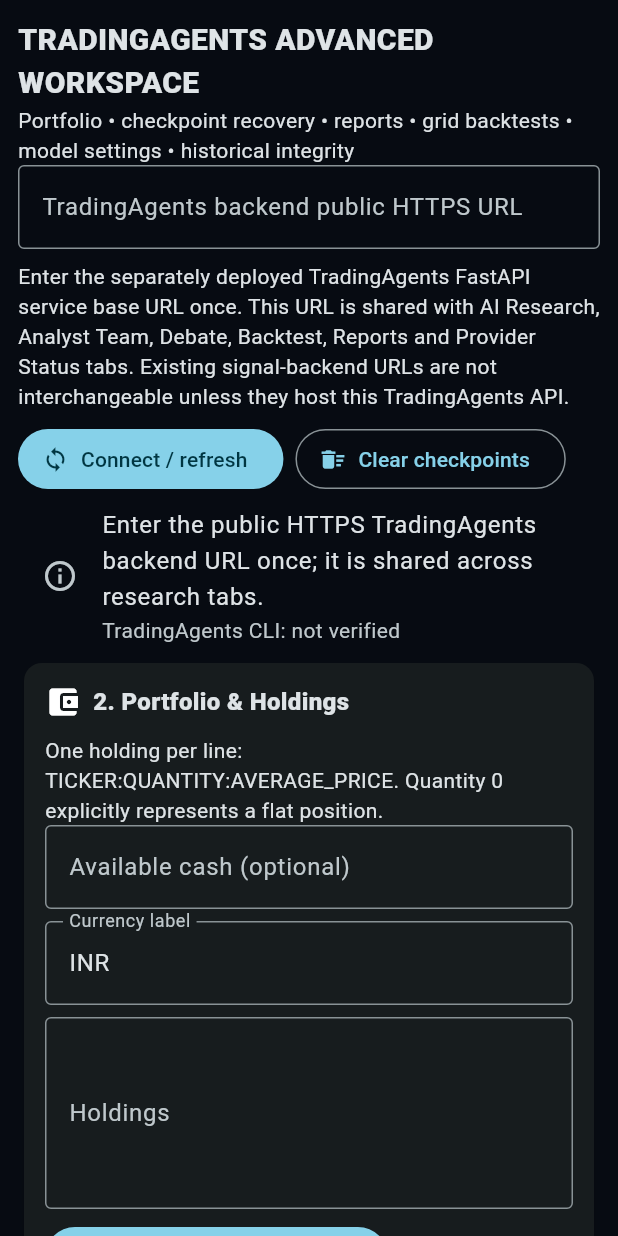
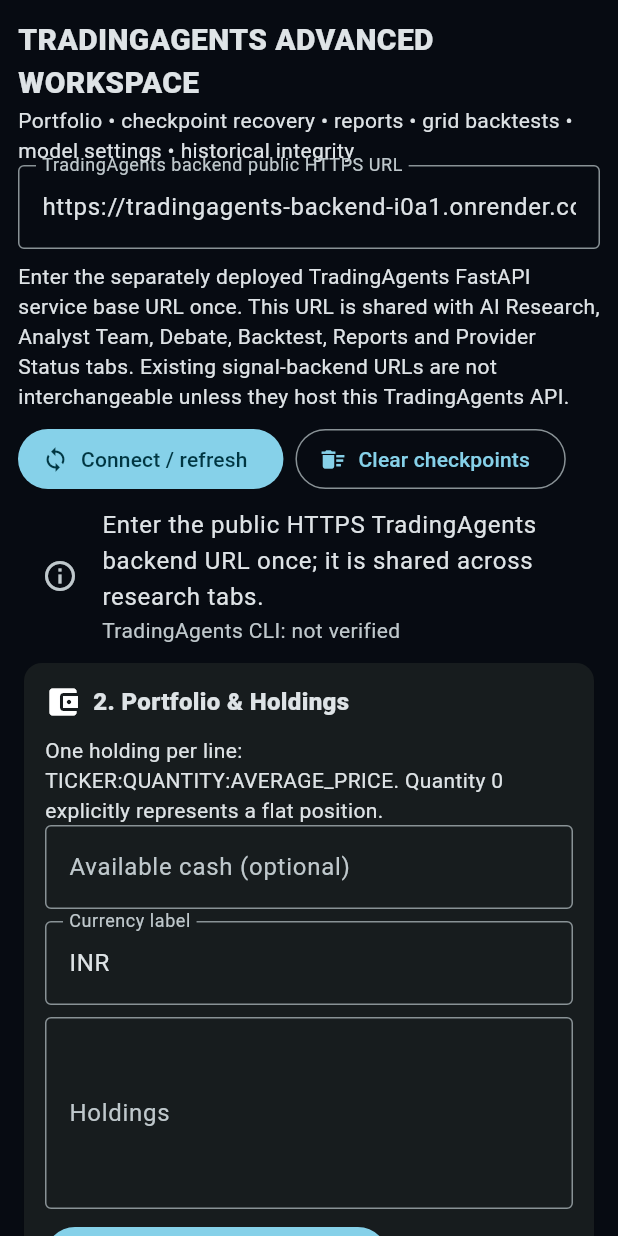
Before and after one commit to sparmar3786-pixel/GitHub-Ai, a Flutter app: the TradingAgentsAdvancedPage widget shown alone on an empty page, opened directly, on a phone screen of 412 x 824 dp. Run offline on Flutter 3.47's test engine with Material 3 defaults, Android fonts, the phone set to English and light mode, and no system bars; our stand-ins replace flutter_secure_storage, shared_preferences; accounts and stored records are empty; network calls fail.

Commit message:
Default Advanced Research to Render backend

```diff
--- a/mobile/lib/tradingagents_advanced_page.dart
+++ b/mobile/lib/tradingagents_advanced_page.dart
@@ -4,6 +4,8 @@ import 'package:flutter/services.dart';
 import 'package:http/http.dart' as http;
 import 'package:shared_preferences/shared_preferences.dart';
 import 'package:url_launcher/url_launcher.dart';
+
+const _defaultTradingAgentsBackendUrl = 'https://tradingagents-backend-i0a1.onrender.com';
 
 class TradingAgentsAdvancedPage extends StatefulWidget {
   const TradingAgentsAdvancedPage({super.key});
@@ -12,7 +14,7 @@ class TradingAgentsAdvancedPage extends StatefulWidget {
 }
 
 class _TradingAgentsAdvancedPageState extends State<TradingAgentsAdvancedPage> {
-  final url = TextEditingController();
+  final url = TextEditingController(text: _defaultTradingAgentsBackendUrl);
   final cash = TextEditingController();
   final currency = TextEditingController(text: 'INR');
   final positions = TextEditingController();
@@ -46,22 +48,33 @@ class _TradingAgentsAdvancedPageState extends State<TradingAgentsAdvancedPage> {
     try {
       final prefs = await SharedPreferences.getInstance();
       final saved = prefs.getString('tradingagents_backend_url');
-      if (saved != null && saved.trim().isNotEmpty && mounted && url.text.trim().isEmpty) {
+      if (!mounted) return;
+      if (saved != null && _isValidBaseUrl(saved)) {
         setState(() => url.text = saved.trim());
+      } else {
+        setState(() => url.text = _defaultTradingAgentsBackendUrl);
       }
     } catch (_) {
       // The user can still enter the URL manually if preferences are unavailable.
     }
   }
 
+  bool _isValidBaseUrl(String value) {
+    final raw = value.trim().replaceAll(RegExp(r'/+$'), '');
+    final base = Uri.tryParse(raw);
+    return base != null && base.scheme == 'https' && base.host.isNotEmpty &&
+        base.userInfo.isEmpty && !base.hasQuery && !base.hasFragment &&
+        (base.path.isEmpty || base.path == '/') &&
+        base.host != 'localhost' && base.host != '127.0.0.1' && base.host != '::1';
+  }
+
   Uri endpoint(String path) {
     final raw = url.text.trim().replaceAll(RegExp(r'/+$'), '');
     final base = Uri.tryParse(raw);
-    if (base == null || base.scheme != 'https' || base.host.isEmpty || base.userInfo.isNotEmpty ||
-        base.hasQuery || base.hasFragment || base.host == 'localhost' || base.host == '127.0.0.1') {
-      throw const FormatException('TradingAgents backend URL is missing or invalid. Enter its deployed public HTTPS base URL (not an endpoint path), then tap Connect / refresh. The URL is shared with the other research tabs.');
+    if (base == null || !_isValidBaseUrl(raw)) {
+      throw const FormatException('TradingAgents backend URL is missing or invalid. Use https://tradingagents-backend-i0a1.onrender.com without /health or /v1. This URL is shared across research tabs.');
     }
-    return base.replace(path: base.path.replaceAll(RegExp(r'/+$'), '') + '/v1' + path);
+    return base.replace(path: '/v1' + path);
   }
 
   Map<String, dynamic> decode(http.Response response) {
```
